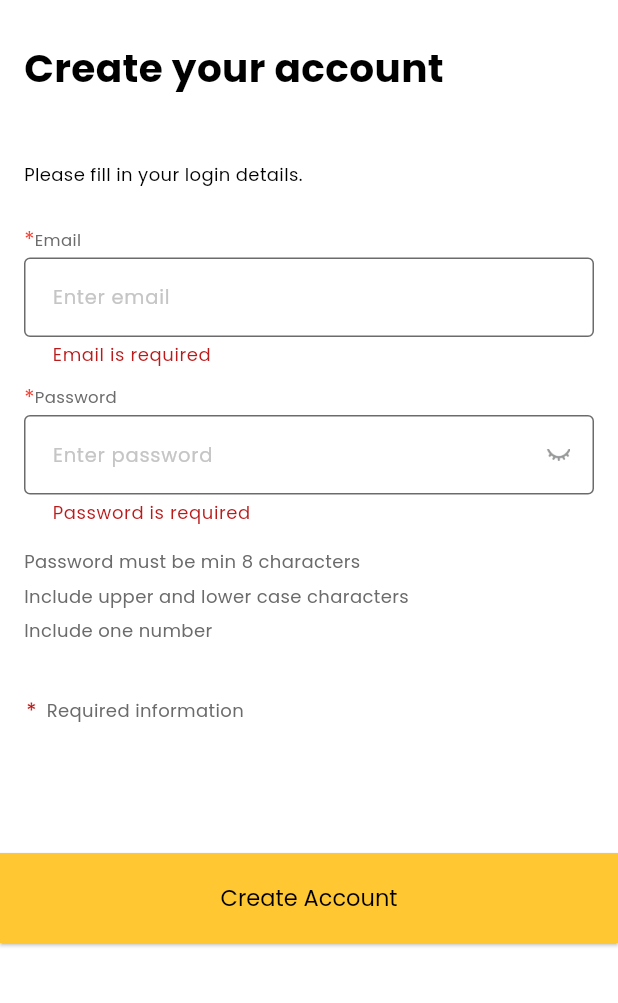
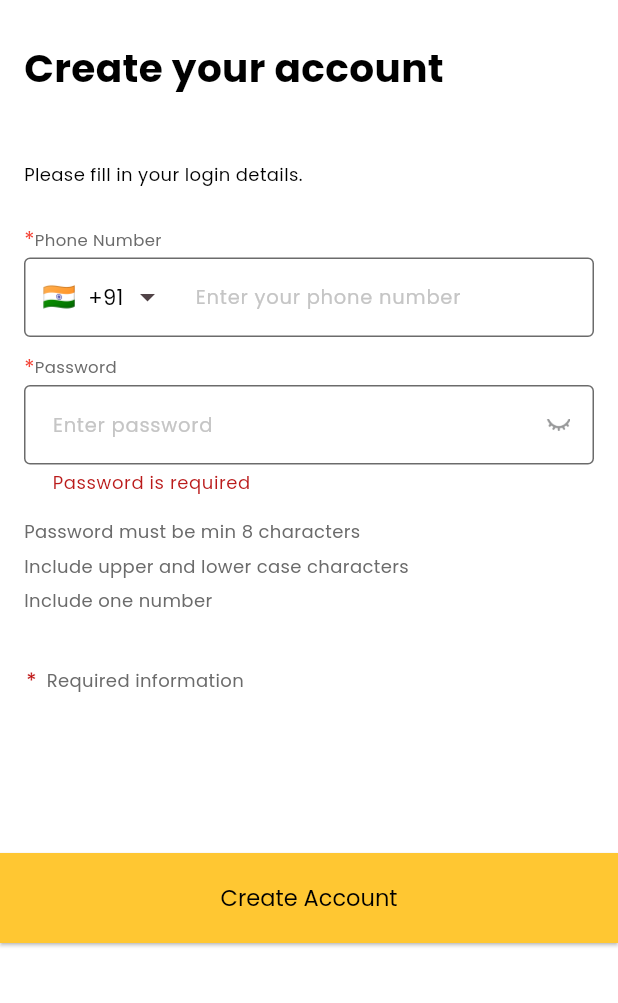
Before and after one commit to uniquecode786/mcdo, a Flutter app: the CreateAccountScreen screen opened by its route, after a tap on "Create Account", on a phone screen of 412 x 824 dp, the part 233-1236 px from its top. Run offline on Flutter 3.47's test engine with Material 3 defaults, Android fonts, the phone set to English and light mode, and no system bars; drawn by our look-alikes of intl_phone_field; our stand-ins replace flutter_animate, flutter_svg, fluttertoast, get, google_fonts, image_picker and 2 more; missing offline and left inert: client_information; accounts and stored records are empty.

Commit message:
auth flow changeshbmn

```diff
--- a/lib/controller/signup_controller.dart
+++ b/lib/controller/signup_controller.dart
@@ -8,5 +8,6 @@ class SignUpController extends GetxController{
   TextEditingController emailController = TextEditingController();
   TextEditingController passwordController = TextEditingController();
   LoginModal loginModal = LoginModal();
+  String code = '+91';
 
 }
--- a/lib/screen/authScreens/create_account_screen.dart
+++ b/lib/screen/authScreens/create_account_screen.dart
@@ -2,6 +2,8 @@ import 'dart:convert';
 
 import 'package:flutter/material.dart';
 import 'package:get/get.dart';
+import 'package:google_fonts/google_fonts.dart';
+import 'package:intl_phone_field/intl_phone_field.dart';
 import 'package:mcdo/screen/authScreens/personal_details_screen.dart';
 import 'package:mcdo/screen/authScreens/two_factor_validation_screen.dart';
 
@@ -31,7 +33,9 @@ class _CreateAccountScreenState extends State<CreateAccountScreen> {
       repositories.postApi(mapData: {
         "first_name": signUpController.nameController.text.trim().toString(),
         "last_name":  signUpController.lastNameController.text.trim().toString(),
-        "email":      signUpController.emailController.text.trim().toString(),
+        // "email":      signUpController.emailController.text.trim().toString(),
+        "country_code": signUpController.code.toString(),
+        "phone":      signUpController.emailController.text.trim().toString(),
         "password":   signUpController.passwordController.text.trim().toString(),
         "is_over_16_and_agreed": "1",
         "receive_news_email": "1",
@@ -39,7 +43,7 @@ class _CreateAccountScreenState extends State<CreateAccountScreen> {
       }, url: ApiUrls.signUpUrl, context: context,showResponse: true)
           .then((value) {
         CommonModel response = CommonModel.fromJson(jsonDecode(value));
-        showToast(response.message.toString(),center: true);
+        showToast(response.otp.toString(),center: true);
         if (response.status == true) {
           Get.toNamed(TwoFactorValidationScreen.route);
           // signUpController.nameController.clear();
@@ -53,6 +57,7 @@ class _CreateAccountScreenState extends State<CreateAccountScreen> {
     }
   }
   var obscureText1 = true;
+
   @override
   Widget build(BuildContext context) {
     return Scaffold(
@@ -110,21 +115,100 @@ class _CreateAccountScreenState extends State<CreateAccountScreen> {
                                 color: Colors.black,
                               ),
                               addHeight(24),
-                              ...fieldWithName(
-                                title: 'Email',
-                                hintText: 'Enter email',
+                              // ...fieldWithName(
+                              //   title: 'Email',
+                              //   hintText: 'Enter email',
+                              //   controller: signUpController.emailController,
+                              //   validator: (value) {
+                              //     if (value == null || value.trim().isEmpty) {
+                              //       return 'Email is required';
+                              //     }
+                              //     final regex = RegExp(r'^[\w-\.]+@([\w-]+\.)+[\w-]{2,4}$');
+                              //     if (!regex.hasMatch(value.trim())) {
+                              //       return 'Enter a valid email address';
+                              //     }
+                              //     return null;
+                              //   },
+                              // ),
+                              Row(
+                                crossAxisAlignment: CrossAxisAlignment.center,
+                                children: [
+                                  const Text('*',style: TextStyle(
+                                      color: Colors.red
+                                  ),),
+                                  Text(
+                                    'Phone Number',
+                                    style: GoogleFonts.poppins(fontSize: 11,
+                                        fontWeight: FontWeight.w400,
+                                        color: const Color(0xFF6B6B6B)),
+                                  ),
+                                ],
+                              ),
+                              const SizedBox(
+                                height: 2,
+                              ),
+                              IntlPhoneField(
+                                // key: ValueKey(profileController.code),
+                                flagsButtonPadding: const EdgeInsets.all(8),
+                                dropdownIconPosition: IconPosition.trailing,
+                                showDropdownIcon: true,
+                                cursorColor: Colors.black,
+                                textInputAction: TextInputAction.next,
+                                dropdownTextStyle: const TextStyle(color: Colors.black),
+                                style: GoogleFonts.poppins(
+                                    color: Colors.black,
+                                    fontSize: 15,
+                                    fontWeight: FontWeight.w400
+                                ),
                                 controller: signUpController.emailController,
-                                validator: (value) {
-                                  if (value == null || value.trim().isEmpty) {
-                                    return 'Email is required';
-                                  }
-                                  final regex = RegExp(r'^[\w-\.]+@([\w-]+\.)+[\w-]{2,4}$');
-                                  if (!regex.hasMatch(value.trim())) {
-                                    return 'Enter a valid email address';
-                                  }
-                                  return null;
+                                decoration: InputDecoration(
+                                  counterStyle: GoogleFonts.poppins(
+                                      color: Colors.black,
+                                      fontSize: 15,
+                                      fontWeight: FontWeight.w400
+                                  ),
+                                  counter: const Offstage(),
+
+                                  errorMaxLines: 2,
+                                  contentPadding: const EdgeInsets.all(15),
+                                  filled: true,
+                                  hintText: 'Enter your phone number',
+                                  hintStyle: GoogleFonts.poppins(
+                                      color: const Color(0xFFC5C5C5),
+                                      fontSize: 13,
+                                      fontWeight: FontWeight.w400
+                                  ),
+                                  fillColor: Colors.white,
+                                  border: InputBorder.none,
+                                  focusedErrorBorder:  const OutlineInputBorder(
+                                      borderRadius: BorderRadius.all(Radius.circular(4)), borderSide: BorderSide(color: Color(0xFF6B6B6B))),
+                                  errorBorder:  const OutlineInputBorder(
+                                      borderRadius: BorderRadius.all(Radius.circular(4)), borderSide: BorderSide(color: Color(0xFF6B6B6B))),
+                                  focusedBorder:  const OutlineInputBorder(
+                                      borderRadius: BorderRadius.all(Radius.circular(4)), borderSide: BorderSide(color:Color(0xFF6B6B6B))),
+                                  disabledBorder:  const OutlineInputBorder(
+                                    borderRadius: BorderRadius.all(Radius.circular(4)),
+                                    borderSide: BorderSide(color:Color(0xFF6B6B6B)),
+                                  ),
+                                  enabledBorder:  const OutlineInputBorder(
+                                    borderRadius: BorderRadius.all(Radius.circular(4)),
+                                    borderSide: BorderSide(color: Color(0xFF6B6B6B)),
+                                  ),
+                                ),
+                                initialCountryCode: signUpController.code.toString(),
+                                languageCode:  signUpController.code,
+                                onCountryChanged: (phone) {
+                                  signUpController.code = phone.code;
+                                  print(phone.code);
+                                  print(signUpController.code.toString());
+                                },
+                                onChanged: (phone) {
+                                  signUpController.code = phone.countryISOCode.toString();
+                                  print(phone.countryCode);
+                                  print(signUpController.code.toString());
                                 },
                               ),
+                              addHeight(10),
                               ...fieldWithName(
                                   title: 'Password',
                                   hintText: 'Enter password',
--- a/lib/screen/authScreens/two_factor_validation_screen.dart
+++ b/lib/screen/authScreens/two_factor_validation_screen.dart
@@ -34,7 +34,8 @@ class _TwoFactorValidationScreenState extends State<TwoFactorValidationScreen> {
   emailVerification() {
     if (formKey.currentState!.validate()) {
       repositories.postApi(mapData: {
-        "email": signUpController.emailController.text.trim().toString(),
+        "country_code":  signUpController.code.toString(),
+        "phone": signUpController.emailController.text.trim().toString(),
         'otp': otpController.text.trim().toString(),
       },
           url: ApiUrls.emailVerificationUrl,
@@ -58,7 +59,8 @@ class _TwoFactorValidationScreenState extends State<TwoFactorValidationScreen> {
 
   resendOtp() {
     repositories.postApi(mapData: {
-      "email": signUpController.emailController.text.trim().toString(),
+      "country_code":  signUpController.code.toString(),
+      "phone": signUpController.emailController.text.trim().toString(),
     }, url: ApiUrls.resendOtpUrl, context: context, showResponse: true)
         .then((value) {
       CommonModel response = CommonModel.fromJson(jsonDecode(value));
```
Also changed, not shown: pubspec.lock, 2 other files.
